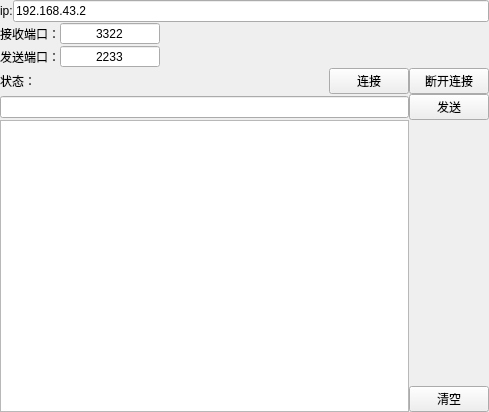
Before: the Qt Designer form cvuse/CVUseCluster/UI/tcp_page.ui in Hoemu/cvuse, drawn with Qt 5.
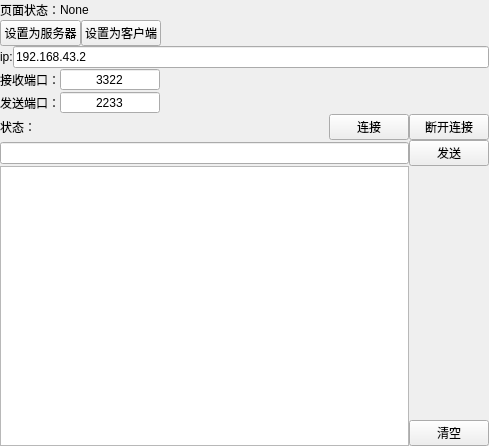
After: the same form once the commit is applied.

Commit message: 更新 tcp ui

Diff of the .ui file:
```diff
--- a/cvuse/CVUseCluster/UI/tcp_page.ui
+++ b/cvuse/CVUseCluster/UI/tcp_page.ui
@@ -7,7 +7,7 @@
     <x>0</x>
     <y>0</y>
     <width>489</width>
-    <height>412</height>
+    <height>446</height>
    </rect>
   </property>
   <property name="windowTitle">
@@ -34,9 +34,80 @@
    </property>
    <item>
     <layout class="QVBoxLayout" name="verticalLayout">
+     <property name="topMargin">
+      <number>0</number>
+     </property>
      <property name="rightMargin">
       <number>0</number>
      </property>
+     <item>
+      <layout class="QHBoxLayout" name="horizontalLayout_8">
+       <property name="topMargin">
+        <number>0</number>
+       </property>
+       <item>
+        <widget class="QLabel" name="label_5">
+         <property name="text">
+          <string>页面状态：</string>
+         </property>
+        </widget>
+       </item>
+       <item>
+        <widget class="QLabel" name="label_pageStatus">
+         <property name="text">
+          <string>None</string>
+         </property>
+        </widget>
+       </item>
+       <item>
+        <spacer name="horizontalSpacer_4">
+         <property name="orientation">
+          <enum>Qt::Orientation::Horizontal</enum>
+         </property>
+         <property name="sizeHint" stdset="0">
+          <size>
+           <width>40</width>
+           <height>20</height>
+          </size>
+         </property>
+        </spacer>
+       </item>
+      </layout>
+     </item>
+     <item>
+      <layout class="QHBoxLayout" name="horizontalLayout_9">
+       <property name="topMargin">
+        <number>0</number>
+       </property>
+       <item>
+        <widget class="QPushButton" name="btn_SettingServer">
+         <property name="text">
+          <string>设置为服务器</string>
+         </property>
+        </widget>
+       </item>
+       <item>
+        <widget class="QPushButton" name="btn_SettingClient">
+         <property name="text">
+          <string>设置为客户端</string>
+         </property>
+        </widget>
+       </item>
+       <item>
+        <spacer name="horizontalSpacer_5">
+         <property name="orientation">
+          <enum>Qt::Orientation::Horizontal</enum>
+         </property>
+         <property name="sizeHint" stdset="0">
+          <size>
+           <width>40</width>
+           <height>20</height>
+          </size>
+         </property>
+        </spacer>
+       </item>
+      </layout>
+     </item>
      <item>
       <layout class="QHBoxLayout" name="horizontalLayout">
        <item>
```
The commit also changes 5 other files.
